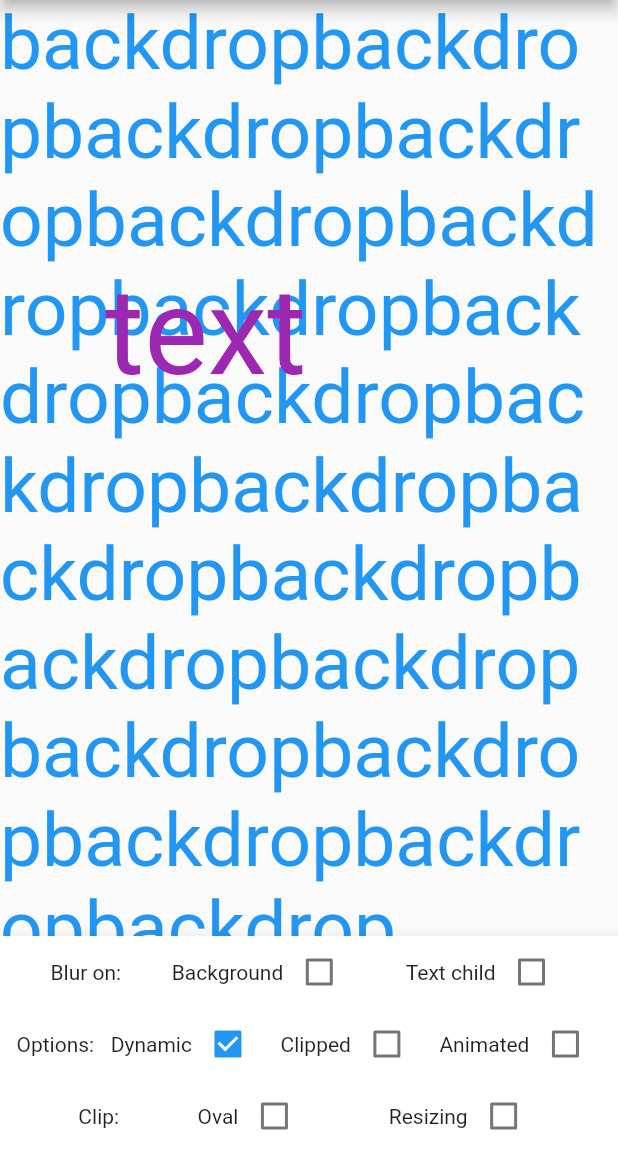
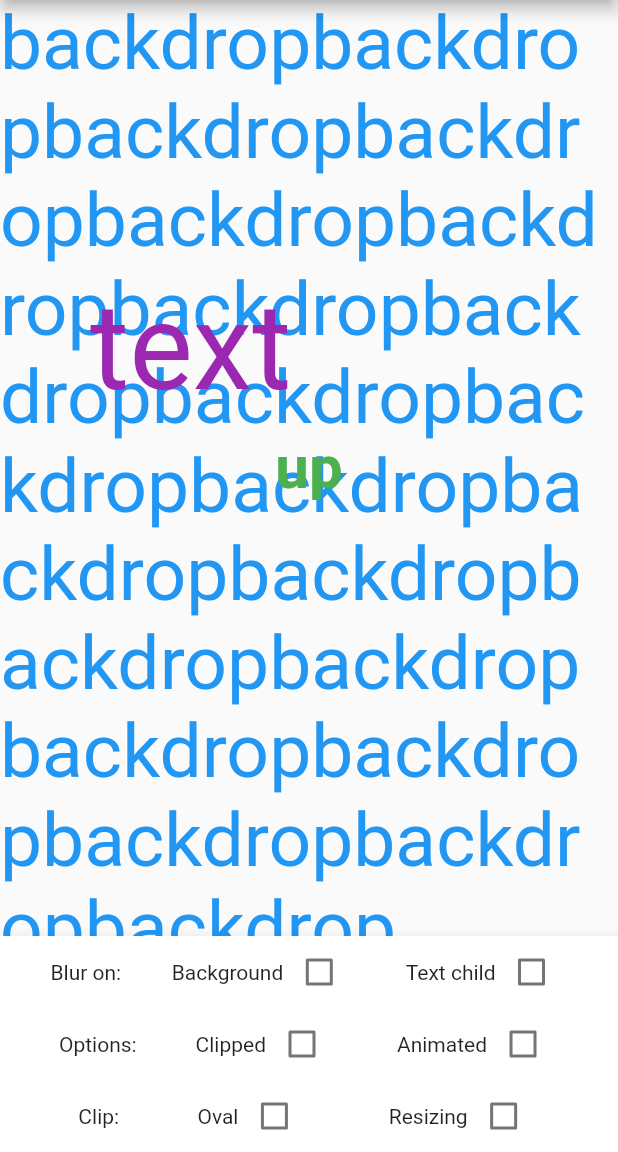
Before and after one commit to flar/backdropfilter_cache_app, a Flutter app: the screen it shows after launch, on a phone screen of 412 x 824 dp, the part 84-1236 px from its top. Run offline on Flutter 3.47's test engine with Material 2 defaults, Android fonts, the phone set to English and light mode, and no system bars.

Commit message:
remove dynamic flag from BDF

```diff
--- a/lib/main.dart
+++ b/lib/main.dart
@@ -30,17 +30,15 @@ class _MyHomePageState extends State<MyHomePage> with SingleTickerProviderStateM
   bool _isChildBlurred = false;
   bool _isChildClipped = false;
   bool _isClipOval = false;
-  bool _isClipScaling = false;
+  bool _isBlurScaling = false;
   bool _isAnimating = false;
-  bool _isDynamic = true;
-  final ImageFilter blurFilter = ImageFilter.blur(sigmaX: 10.0, sigmaY: 10.0);
   AnimationController _controller;
 
   @override
   void initState() {
     super.initState();
     _controller = AnimationController(
-      duration: Duration(seconds: 5),
+      duration: Duration(seconds: 10),
       vsync: this,
     );
   }
@@ -53,10 +51,22 @@ class _MyHomePageState extends State<MyHomePage> with SingleTickerProviderStateM
       _controller.stop(canceled: false);
     }
   }
+
   @override
   void dispose() {
     _controller.dispose();
     super.dispose();
+  }
+
+  static double cycle101(double val) => (val * 2.0 - 1.0).abs();
+  static double cycle010(double val) => 1.0 - cycle101(val);
+  static double cycle10101(double val) => cycle101(cycle010(val));
+
+  ImageFilter makeBlur() {
+    double sigma = _isBlurScaling
+        ? 5.0 + 4.0 * cycle10101(_controller.value)
+        : 5.0;
+    return ImageFilter.blur(sigmaX: sigma, sigmaY: sigma);
   }
 
   Widget wrapBackground(Widget background) {
@@ -64,10 +74,9 @@ class _MyHomePageState extends State<MyHomePage> with SingleTickerProviderStateM
       background = Stack(
         fit: StackFit.expand,
         children: <Widget>[
-          background,
+          RepaintBoundary(child: background),
           BackdropFilter(
-            filter: blurFilter,
-            isDynamic: _isDynamic,
+            filter: makeBlur(),
             child: Container(
               color: Colors.transparent,
             ),
@@ -78,17 +87,10 @@ class _MyHomePageState extends State<MyHomePage> with SingleTickerProviderStateM
     return background;
   }
 
-  Widget wrapChild(Widget child, double pad) {
+  Widget wrapChild(Widget child) {
     if (_isChildBlurred) {
       child = BackdropFilter(
-        filter: blurFilter,
-        isDynamic: _isDynamic,
-        child: child,
-      );
-    }
-    if (pad > 0) {
-      child = Container(
-        padding: EdgeInsets.all(pad),
+        filter: makeBlur(),
         child: child,
       );
     }
@@ -96,6 +98,44 @@ class _MyHomePageState extends State<MyHomePage> with SingleTickerProviderStateM
       child = _isClipOval ? ClipOval(child: child) : ClipRect(child: child);
     }
     return child;
+  }
+
+  Widget makeFloater() {
+    return AnimatedBuilder(
+      animation: _controller,
+      builder: (context, child) {
+        double v = cycle010(_controller.value);
+        return Positioned(
+          top:  185 - 100 * v,
+          left:  60 + 100 * v,
+          child: wrapChild(child),
+        );
+      },
+      child: Text('text',
+        style: TextStyle(
+          color: Colors.purple,
+          fontSize: 80,
+        ),
+      ),
+    );
+  }
+
+  Widget makeAlternators() {
+    return AnimatedBuilder(
+      animation: _controller,
+      builder: (context, child) {
+        bool isUp = _controller.value < 0.5;
+        return Center(
+          child: Text(isUp ? 'up' : 'down',
+            style: TextStyle(
+              color: isUp ? Colors.green : Colors.red,
+              fontSize: 40,
+              fontWeight: FontWeight.bold,
+            ),
+          ),
+        );
+      },
+    );
   }
 
   Widget _makeCheckboxItem(String label, bool curValue, void function(bool)) {
@@ -113,23 +153,6 @@ class _MyHomePageState extends State<MyHomePage> with SingleTickerProviderStateM
 
   @override
   Widget build(BuildContext context) {
-    AnimatedBuilder _floater = AnimatedBuilder(
-      builder: (context, child) {
-        double pad = 0;
-        if (_isChildClipped && _isClipScaling) {
-          pad = (10 - _controller.value * 20).abs();
-        }
-        return Positioned(
-          top:  175 - 100 * _controller.value - pad,
-          left:  70 + 100 * _controller.value - pad,
-          child: wrapChild(child, pad),
-        );
-      },
-      animation: _controller,
-      child: Text('text',
-        style: TextStyle(color: Colors.purple, fontSize: 80),
-      ),
-    );
     return Scaffold(
       appBar: AppBar(
         title: Text(widget.title),
@@ -138,11 +161,16 @@ class _MyHomePageState extends State<MyHomePage> with SingleTickerProviderStateM
         fit: StackFit.expand,
         children: [
           wrapBackground(
-            Text('backdrop'*20,
-              style: TextStyle(color: Colors.blue, fontSize: 50),
+            Stack(
+              children: <Widget>[
+                Text('backdrop'*20,
+                  style: TextStyle(color: Colors.blue, fontSize: 50),
+                ),
+                makeAlternators(),
+              ],
             ),
           ),
-          _floater,
+          makeFloater(),
         ],
       ),
       bottomNavigationBar: BottomAppBar(
@@ -155,17 +183,15 @@ class _MyHomePageState extends State<MyHomePage> with SingleTickerProviderStateM
               children: <Widget>[
                 Text('Blur on:'),
                 _makeCheckboxItem('Background', _isBgBlurred,
-                        (b) => setState(() => _isBgBlurred = b)),
+                        (b) => setState(() { _isBgBlurred = b; })),
                 _makeCheckboxItem('Text child', _isChildBlurred,
-                        (b) => setState(() => _isChildBlurred = b)),
+                        (b) => setState(() { _isChildBlurred = b; })),
               ],
             ),
             Row(
               mainAxisAlignment: MainAxisAlignment.spaceEvenly,
               children: <Widget>[
                 Text('Options:'),
-                _makeCheckboxItem('Dynamic', _isDynamic,
-                        (b) => setState(() => _isDynamic = b)),
                 _makeCheckboxItem('Clipped', _isChildClipped,
                         (b) => setState(() => _isChildClipped = b)),
                 _makeCheckboxItem('Animated', _isAnimating,
@@ -178,8 +204,8 @@ class _MyHomePageState extends State<MyHomePage> with SingleTickerProviderStateM
                 Text('Clip:'),
                 _makeCheckboxItem('Oval', _isClipOval,
                         (b) => setState(() => _isClipOval = b)),
-                _makeCheckboxItem('Resizing', _isClipScaling,
-                        (b) => setState(() => _isClipScaling = b)),
+                _makeCheckboxItem('Resizing', _isBlurScaling,
+                        (b) => setState(() => _isBlurScaling = b)),
               ],
             ),
           ],
```
